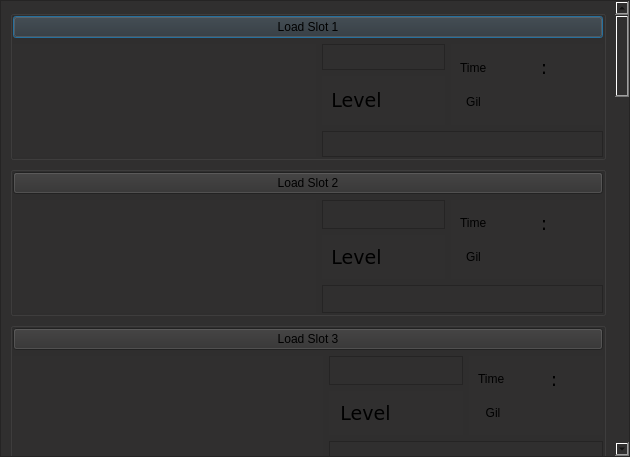
Qt form slotselect.ui (sithlord48/blackchocobo) before a commit.
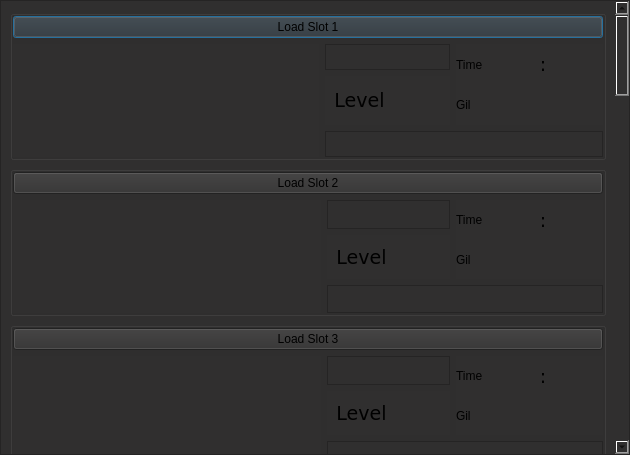
The same form after that commit. Icons and pictures are not drawn.

Commit message: all files: code cleanup globals : changed Text class to TEXT change TEXT::FF7 and TEXT::PC to TEXT::toFF7 and TEXT::toPC slotselect: updated to use new TEXT class renamed chPC to Text made more room for gil in gui main updated version to 1.9.43 (only change) mainwindow: using new TEXT class , renamed chPC to Text; better handleing of non ff7 slots (show them if asked in unknown table for raw data) , found and fixed bug where guirefresh was being called twice on load of multi slot save. language update changing one string.

The edit to the form file:
```diff
--- a/slotselect.ui
+++ b/slotselect.ui
@@ -10,7 +10,7 @@
     <x>0</x>
     <y>0</y>
     <width>630</width>
-    <height>457</height>
+    <height>455</height>
    </rect>
   </property>
   <property name="sizePolicy">
@@ -271,6 +271,21 @@
           <item row="1" column="2" rowspan="2">
            <widget class="QWidget" name="s1_frame_time" native="true">
             <layout class="QGridLayout" name="gridLayout_4">
+             <property name="leftMargin">
+              <number>0</number>
+             </property>
+             <property name="topMargin">
+              <number>3</number>
+             </property>
+             <property name="rightMargin">
+              <number>0</number>
+             </property>
+             <property name="bottomMargin">
+              <number>3</number>
+             </property>
+             <property name="horizontalSpacing">
+              <number>0</number>
+             </property>
              <item row="0" column="0">
               <widget class="QLabel" name="s1_label_time">
                <property name="text">
@@ -311,11 +326,23 @@
              </item>
              <item row="1" column="0">
               <widget class="QLabel" name="s1_label_gil">
+               <property name="sizePolicy">
+                <sizepolicy hsizetype="Preferred" vsizetype="Preferred">
+                 <horstretch>0</horstretch>
+                 <verstretch>0</verstretch>
+                </sizepolicy>
+               </property>
+               <property name="minimumSize">
+                <size>
+                 <width>0</width>
+                 <height>0</height>
+                </size>
+               </property>
                <property name="text">
                 <string>Gil</string>
                </property>
                <property name="alignment">
-                <set>Qt::AlignCenter</set>
+                <set>Qt::AlignLeading|Qt::AlignLeft|Qt::AlignVCenter</set>
                </property>
                <property name="slot_select_label" stdset="0">
                 <bool>true</bool>
@@ -324,9 +351,15 @@
              </item>
              <item row="1" column="1" colspan="3">
               <widget class="QLabel" name="s1_lbl_gil">
+               <property name="sizePolicy">
+                <sizepolicy hsizetype="Preferred" vsizetype="Preferred">
+                 <horstretch>0</horstretch>
+                 <verstretch>0</verstretch>
+                </sizepolicy>
+               </property>
                <property name="minimumSize">
                 <size>
-                 <width>101</width>
+                 <width>120</width>
                  <height>0</height>
                 </size>
                </property>
@@ -711,6 +744,21 @@
           <item row="1" column="2" rowspan="2">
            <widget class="QWidget" name="s2_frame_time" native="true">
             <layout class="QGridLayout" name="gridLayout_2">
+             <property name="leftMargin">
+              <number>0</number>
+             </property>
+             <property name="topMargin">
+              <number>3</number>
+             </property>
+             <property name="rightMargin">
+              <number>0</number>
+             </property>
+             <property name="bottomMargin">
+              <number>3</number>
+             </property>
+             <property name="horizontalSpacing">
+              <number>0</number>
+             </property>
              <item row="0" column="0">
               <widget class="QLabel" name="s2_label_time">
                <property name="text">
@@ -751,11 +799,23 @@
              </item>
              <item row="1" column="0">
               <widget class="QLabel" name="s2_label_gil">
+               <property name="sizePolicy">
+                <sizepolicy hsizetype="Preferred" vsizetype="Preferred">
+                 <horstretch>0</horstretch>
+                 <verstretch>0</verstretch>
+                </sizepolicy>
+               </property>
+               <property name="minimumSize">
+                <size>
+                 <width>0</width>
+                 <height>0</height>
+                </size>
+               </property>
                <property name="text">
                 <string>Gil</string>
                </property>
                <property name="alignment">
-                <set>Qt::AlignCenter</set>
+                <set>Qt::AlignLeading|Qt::AlignLeft|Qt::AlignVCenter</set>
                </property>
                <property name="slot_select_label" stdset="0">
                 <bool>true</bool>
@@ -764,9 +824,15 @@
              </item>
              <item row="1" column="1" colspan="3">
               <widget class="QLabel" name="s2_lbl_gil">
+               <property name="sizePolicy">
+                <sizepolicy hsizetype="Preferred" vsizetype="Preferred">
+                 <horstretch>0</horstretch>
+                 <verstretch>0</verstretch>
+                </sizepolicy>
+               </property>
                <property name="minimumSize">
                 <size>
-                 <width>101</width>
+                 <width>120</width>
                  <height>0</height>
                 </size>
                </property>
@@ -1049,6 +1115,21 @@
           <item row="1" column="2" rowspan="2">
            <widget class="QWidget" name="s3_frame_time" native="true">
             <layout class="QGridLayout" name="gridLayout_3">
+             <property name="leftMargin">
+              <number>0</number>
+             </property>
+             <property name="topMargin">
+              <number>3</number>
+             </property>
+             <property name="rightMargin">
+              <number>0</number>
+             </property>
+             <property name="bottomMargin">
+              <number>3</number>
+             </property>
+             <property name="horizontalSpacing">
+              <number>0</number>
+             </property>
              <item row="0" column="0">
               <widget class="QLabel" name="s3_label_time">
                <property name="text">
@@ -1089,11 +1170,23 @@
              </item>
              <item row="1" column="0">
               <widget class="QLabel" name="s3_label_gil">
+               <property name="sizePolicy">
+                <sizepolicy hsizetype="Preferred" vsizetype="Preferred">
+                 <horstretch>0</horstretch>
+                 <verstretch>0</verstretch>
+                </sizepolicy>
+               </property>
+               <property name="minimumSize">
+                <size>
+                 <width>0</width>
+                 <height>0</height>
+                </size>
+               </property>
                <property name="text">
                 <string>Gil</string>
                </property>
                <property name="alignment">
-                <set>Qt::AlignCenter</set>
+                <set>Qt::AlignLeading|Qt::AlignLeft|Qt::AlignVCenter</set>
                </property>
                <property name="slot_select_label" stdset="0">
                 <bool>true</bool>
@@ -1102,6 +1195,12 @@
              </item>
              <item row="1" column="1" colspan="3">
               <widget class="QLabel" name="s3_lbl_gil">
+               <property name="minimumSize">
+                <size>
+                 <width>120</width>
+                 <height>0</height>
+                </size>
+               </property>
                <property name="text">
                 <string/>
                </property>
```
Left out of the diff: 420 changed lines with no effect on the pictures. The commit also changes 12 other files.
